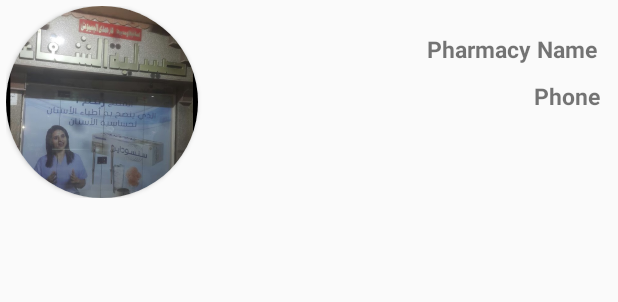
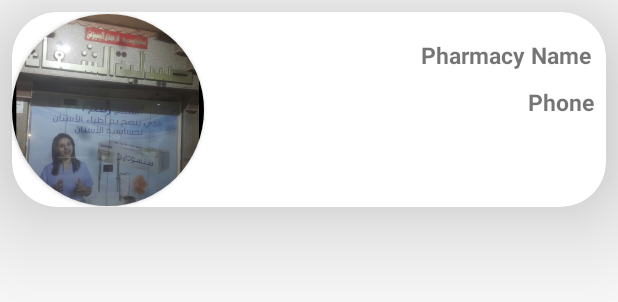
Before and after one commit to SamarAbdo/Pharmacy-App, an Android app: the layout row.xml on its own in the app's theme, with its tools: preview values and no code run, on a phone screen of 412 x 824 dp. Shown: the top 302 px of the screen. Run offline under Robolectric (Android 15) with nearby library versions, the phone set to English and light mode, and no system bars.

Commit message:
login background

```diff
--- a/app/src/main/res/layout/row.xml
+++ b/app/src/main/res/layout/row.xml
@@ -1,12 +1,18 @@
 <?xml version="1.0" encoding="utf-8"?>
-<androidx.constraintlayout.widget.ConstraintLayout
+<androidx.cardview.widget.CardView
         xmlns:android="http://schemas.android.com/apk/res/android"
         xmlns:app="http://schemas.android.com/apk/res-auto"
         xmlns:tools="http://schemas.android.com/tools"
         android:layout_width="match_parent"
-        android:layout_height="wrap_content"
-        android:layout_margin="4dp">
+        android:layout_height="130dp"
+app:cardCornerRadius="30dp"
+    app:cardMaxElevation="10dp"
+    app:cardElevation="50dp"
+    android:layout_margin="8dp">
+<androidx.constraintlayout.widget.ConstraintLayout
+    android:layout_width="match_parent"
 
+    android:layout_height="130dp">
     <androidx.cardview.widget.CardView
         android:layout_width="128dp"
         android:layout_height="128dp"
@@ -55,3 +61,4 @@ android:src="@drawable/elshefa"
 
 
 </androidx.constraintlayout.widget.ConstraintLayout>
+</androidx.cardview.widget.CardView>
```
